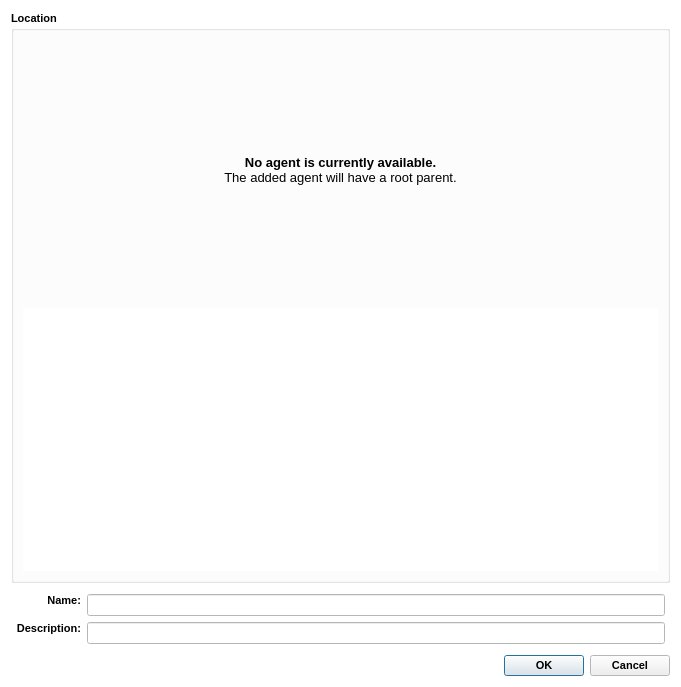
This is ui/dialogs/agentedit.ui in amirmohsen1384/legendary-os as Qt 5 draws it before an edit. The edited form follows.
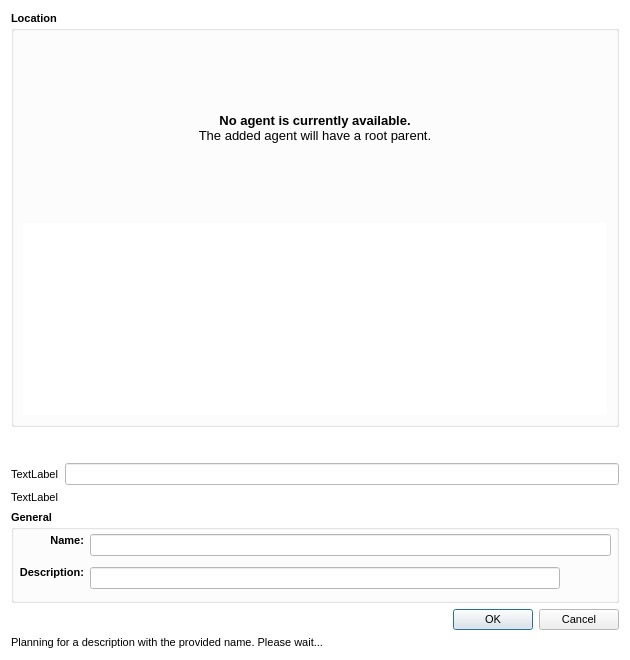
This is the edited form. Icons and pictures are not drawn.

```diff
--- a/ui/dialogs/agentedit.ui
+++ b/ui/dialogs/agentedit.ui
@@ -6,8 +6,8 @@
    <rect>
     <x>0</x>
     <y>0</y>
-    <width>681</width>
-    <height>687</height>
+    <width>630</width>
+    <height>660</height>
    </rect>
   </property>
   <property name="palette">
@@ -59,7 +59,7 @@
   <property name="font">
    <font>
     <pointsize>8</pointsize>
-    <bold>true</bold>
+    <bold>false</bold>
    </font>
   </property>
   <property name="windowTitle">
@@ -68,6 +68,12 @@
   <layout class="QVBoxLayout" name="verticalLayout_2">
    <item>
     <widget class="QGroupBox" name="groupBox">
+     <property name="font">
+      <font>
+       <pointsize>8</pointsize>
+       <bold>true</bold>
+      </font>
+     </property>
      <property name="title">
       <string>Location</string>
      </property>
@@ -123,13 +129,43 @@
     </widget>
    </item>
    <item>
-    <widget class="QFrame" name="infoGroup">
+    <layout class="QGridLayout" name="gridLayout">
+     <property name="topMargin">
+      <number>30</number>
+     </property>
+     <item row="1" column="0">
+      <widget class="QLabel" name="label_2">
+       <property name="text">
+        <string>TextLabel</string>
+       </property>
+      </widget>
+     </item>
+     <item row="0" column="0">
+      <widget class="QLabel" name="label">
+       <property name="text">
+        <string>TextLabel</string>
+       </property>
+      </widget>
+     </item>
+     <item row="0" column="1">
+      <widget class="QLineEdit" name="lineEdit"/>
+     </item>
+    </layout>
+   </item>
+   <item>
+    <widget class="QGroupBox" name="infoGroup">
      <property name="font">
       <font>
        <pointsize>8</pointsize>
        <bold>true</bold>
       </font>
      </property>
+     <property name="title">
+      <string>General</string>
+     </property>
+     <property name="flat">
+      <bool>true</bool>
+     </property>
      <layout class="QGridLayout" name="infoLayout">
       <property name="leftMargin">
        <number>5</number>
@@ -143,6 +179,29 @@
       <property name="bottomMargin">
        <number>5</number>
       </property>
+      <item row="1" column="2">
+       <widget class="QPushButton" name="writeButton">
+        <property name="toolTip">
+         <string>Write using AI</string>
+        </property>
+        <property name="text">
+         <string/>
+        </property>
+        <property name="icon">
+         <iconset resource="../../resources.qrc">
+          <normaloff>:/icons/general/ai.png</normaloff>:/icons/general/ai.png</iconset>
+        </property>
+        <property name="iconSize">
+         <size>
+          <width>24</width>
+          <height>24</height>
+         </size>
+        </property>
+        <property name="flat">
+         <bool>true</bool>
+        </property>
+       </widget>
+      </item>
       <item row="1" column="0">
        <widget class="QLabel" name="descriptionLabel">
         <property name="font">
@@ -155,21 +214,11 @@
          <string>Description:</string>
         </property>
         <property name="alignment">
-         <set>Qt::AlignmentFlag::AlignRight|Qt::AlignmentFlag::AlignTop|Qt::AlignmentFlag::AlignTrailing</set>
+         <set>Qt::AlignmentFlag::AlignRight|Qt::AlignmentFlag::AlignTrailing|Qt::AlignmentFlag::AlignVCenter</set>
         </property>
        </widget>
       </item>
-      <item row="1" column="1">
-       <widget class="QLineEdit" name="descriptionEdit">
-        <property name="font">
-         <font>
-          <pointsize>8</pointsize>
-          <bold>true</bold>
-         </font>
-        </property>
-       </widget>
-      </item>
-      <item row="0" column="1">
+      <item row="0" column="1" colspan="3">
        <widget class="QLineEdit" name="nameEdit">
         <property name="font">
          <font>
@@ -195,6 +244,22 @@
         </property>
        </widget>
       </item>
+      <item row="1" column="1" rowspan="3">
+       <widget class="QLineEdit" name="descriptionEdit">
+        <property name="sizePolicy">
+         <sizepolicy hsizetype="Expanding" vsizetype="Fixed">
+          <horstretch>0</horstretch>
+          <verstretch>0</verstretch>
+         </sizepolicy>
+        </property>
+        <property name="alignment">
+         <set>Qt::AlignmentFlag::AlignLeading|Qt::AlignmentFlag::AlignLeft|Qt::AlignmentFlag::AlignTop</set>
+        </property>
+        <property name="placeholderText">
+         <string/>
+        </property>
+       </widget>
+      </item>
      </layout>
     </widget>
    </item>
@@ -208,6 +273,13 @@
      </property>
     </widget>
    </item>
+   <item>
+    <widget class="QLabel" name="waitLabel">
+     <property name="text">
+      <string>Planning for a description with the provided name. Please wait...</string>
+     </property>
+    </widget>
+   </item>
   </layout>
  </widget>
  <tabstops>
```
Left out of the diff: 7 changed lines with no effect on the pictures.
